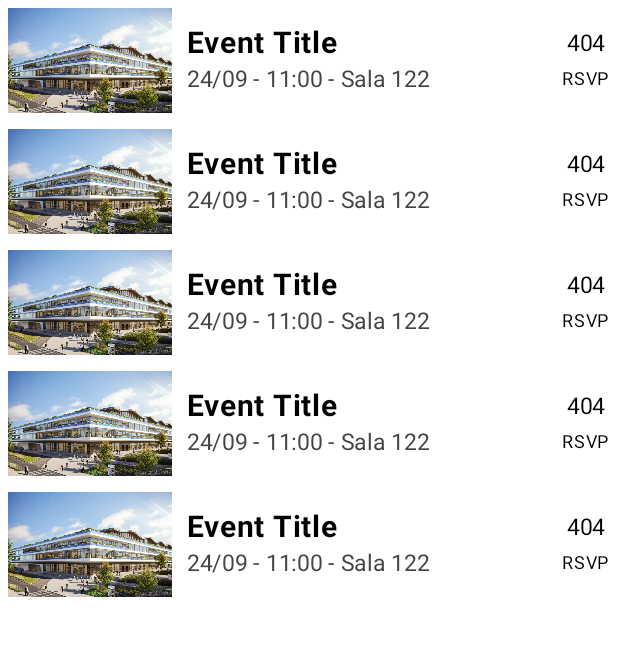
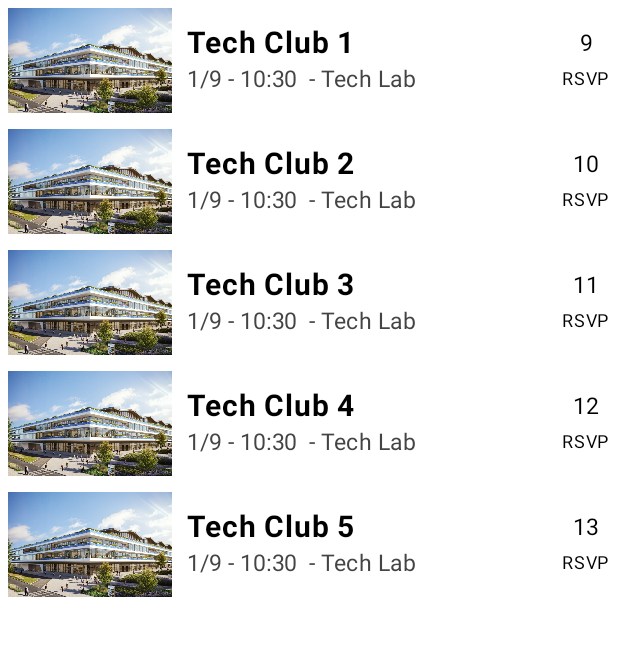
Before and after one commit to nathanpc/iade-ei-greenventos, an Android app built with Jetpack Compose: the @Preview function HomePreview, on a phone screen of 412 x 824 dp, the part 36-692 px from its top. Run offline under Robolectric (Android 15) with nearby library versions, the phone set to English and light mode, and no system bars.

Commit message:
Using arguments to customize EventListItem

```diff
--- a/app/src/main/java/pt/iade/ei/greenventos/MainActivity.kt
+++ b/app/src/main/java/pt/iade/ei/greenventos/MainActivity.kt
@@ -17,6 +17,7 @@ import androidx.compose.ui.tooling.preview.Preview
 import androidx.compose.ui.unit.dp
 import pt.iade.ei.greenventos.ui.components.EventListItem
 import pt.iade.ei.greenventos.ui.theme.GreenventosTheme
+import java.util.Calendar
 
 class MainActivity : ComponentActivity() {
     override fun onCreate(savedInstanceState: Bundle?) {
@@ -38,7 +39,13 @@ fun HomePreview() {
         ) {
             Text("Greenventos")
             for (i in 1..5) {
-                EventListItem()
+                EventListItem(
+                    title = "Tech Club $i",
+                    date = Calendar.getInstance(),
+                    room = "Tech Lab",
+                    rsvp = 8 + i,
+                    posterId = R.drawable.green_campus
+                )
             }
         }
     }
--- a/app/src/main/java/pt/iade/ei/greenventos/ui/components/EventListItem.kt
+++ b/app/src/main/java/pt/iade/ei/greenventos/ui/components/EventListItem.kt
@@ -1,5 +1,6 @@
 package pt.iade.ei.greenventos.ui.components
 
+import androidx.annotation.DrawableRes
 import androidx.compose.foundation.Image
 import androidx.compose.foundation.layout.Arrangement
 import androidx.compose.foundation.layout.Column
@@ -20,10 +21,17 @@ import androidx.compose.ui.tooling.preview.Preview
 import androidx.compose.ui.unit.dp
 import androidx.compose.ui.unit.sp
 import pt.iade.ei.greenventos.R
+import java.util.Calendar
 
 
 @Composable
-fun EventListItem() {
+fun EventListItem(
+    title: String,
+    date: Calendar,
+    room: String,
+    rsvp: Int,
+    @DrawableRes posterId: Int
+) {
     Row(
         horizontalArrangement = Arrangement.SpaceBetween,
         verticalAlignment = Alignment.CenterVertically,
@@ -35,8 +43,8 @@ fun EventListItem() {
             verticalAlignment = Alignment.CenterVertically
         ) {
             Image(
-                painter = painterResource(R.drawable.green_campus),
-                contentDescription = "Fachada do Green Campus",
+                painter = painterResource(posterId),
+                contentDescription = title,
                 modifier = Modifier
                     .height(70.dp)
                     .padding(end = 10.dp)
@@ -44,13 +52,15 @@ fun EventListItem() {
 
             Column {
                 Text(
-                    text = "Event Title",
+                    text = title,
                     fontWeight = FontWeight.Bold,
                     fontSize = 20.sp
                 )
 
                 Text(
-                    text = "24/09 - 11:00 - Sala 122",
+                    text = "${date.get(Calendar.DAY_OF_MONTH)}/${date.get(Calendar.MONTH)} - " +
+                            "${date.get(Calendar.HOUR_OF_DAY)}:${date.get(Calendar.MINUTE)} " +
+                            " - $room",
                     color = Color.DarkGray,
                     fontSize = 15.sp
                 )
@@ -61,7 +71,7 @@ fun EventListItem() {
             horizontalAlignment = Alignment.CenterHorizontally
         ) {
             Text(
-                text = "404",
+                text = rsvp.toString(),
                 fontSize = 15.sp
             )
             Text(
@@ -75,5 +85,11 @@ fun EventListItem() {
 @Composable
 @Preview(showBackground = true)
 fun EventListItemPreview() {
-    EventListItem()
+    EventListItem(
+        title = "Tech Club",
+        date = Calendar.getInstance(),
+        room = "Tech Lab",
+        rsvp = 8,
+        posterId = R.drawable.green_campus
+    )
 }
```
